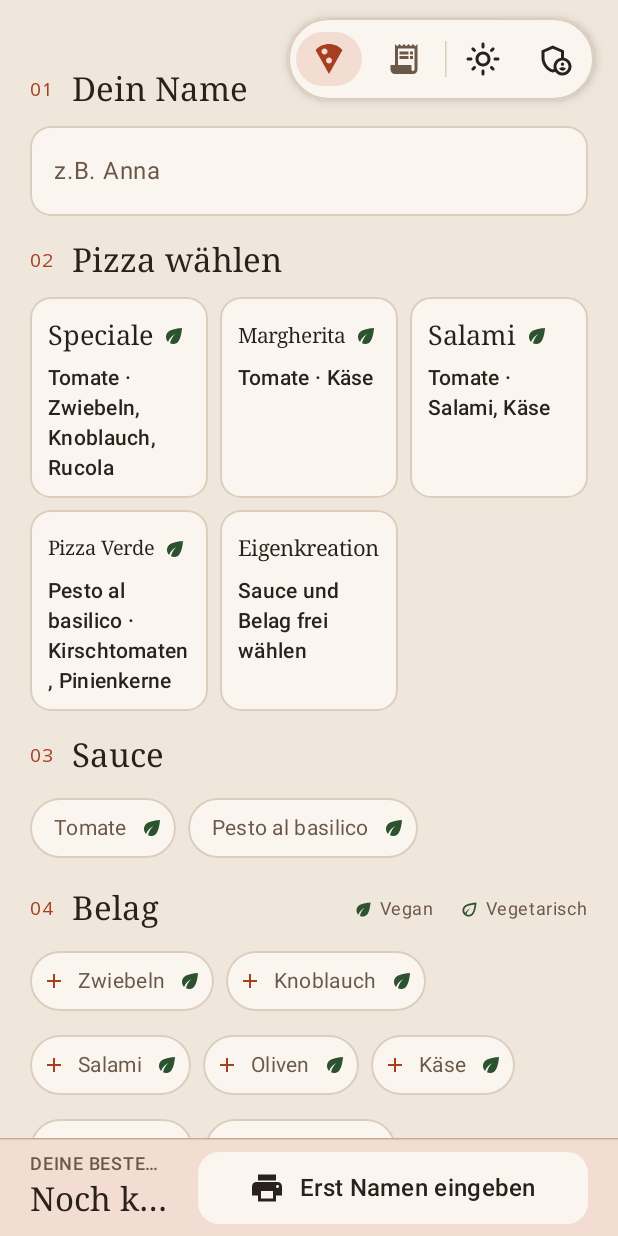
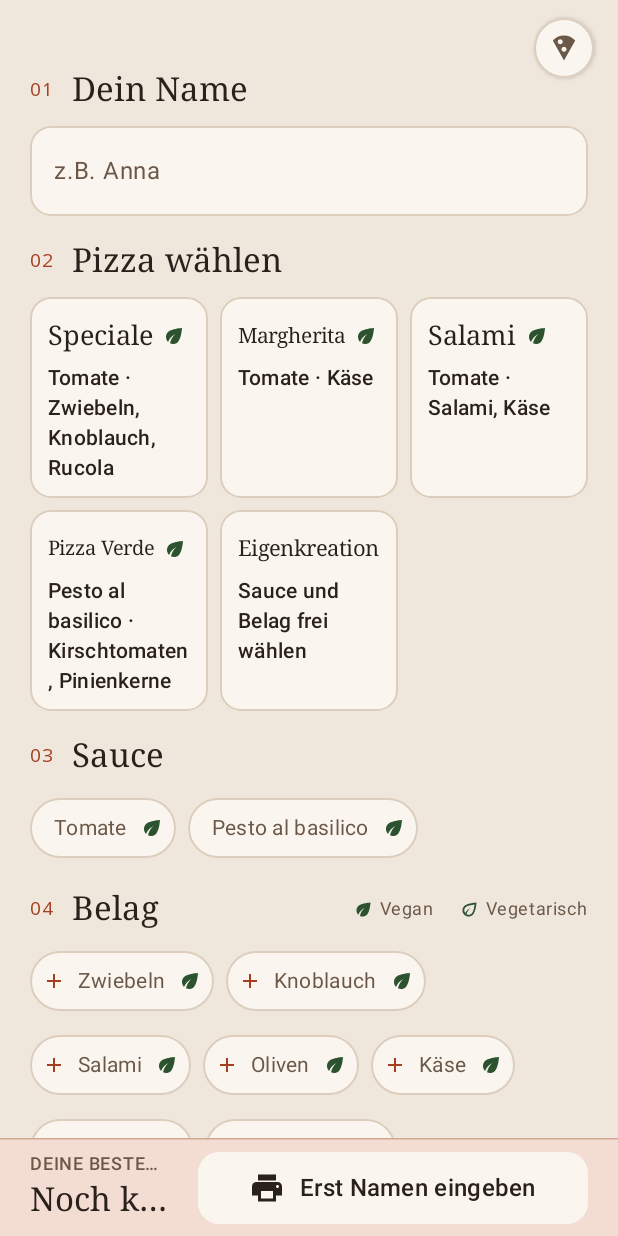
Before and after one commit to kaerbr/pizza-order, an Android app built with Jetpack Compose: the screen it shows after launch (MainActivity), on a phone screen of 412 x 824 dp. Run offline under Robolectric (Android 15) with nearby library versions, the phone set to English and light mode, and no system bars; libraries missing offline, so code that uses them is left out: com.dantsu.escposprinter; pictures from the network do not load.

Commit message:
feat: Seiten- und Einstellungsleiste als einklappbares Schnellmenü
Statt der dauerhaft sichtbaren Leiste sitzt oben rechts nur noch ein
kleiner, neutraler runder Knopf mit dem Icon der aktuellen Seite und
der Zahl offener Bestellungen als Badge. Ein Tippen klappt darunter
beschriftete Einträge im Stil eines FAB-Menüs auf: Bestellen,
Bestellungen, Aussehen, Admin-Panel. Nach einer Auswahl, bei einem
Tippen daneben oder nach 6 Sekunden klappt es wieder zu.

Eigenbau statt Material-FloatingActionButtonMenu, weil dieses nur nach
oben aufklappt und damit neben dem Bestellknopf landen würde.

Co-Authored-By: Claude Opus 5.5 <noreply@anthropic.com>
Claude-Session: https://claude.ai/code/session_01KSFfrpMrVTAPuhwNFp2JYS

```diff
--- a/app/src/main/java/io/github/kaerbr/pizzaorder/MainActivity.kt
+++ b/app/src/main/java/io/github/kaerbr/pizzaorder/MainActivity.kt
@@ -12,12 +12,20 @@ import androidx.activity.compose.setContent
 import androidx.activity.enableEdgeToEdge
 import androidx.activity.result.contract.ActivityResultContracts
 import androidx.activity.viewModels
+import androidx.compose.animation.AnimatedVisibility
+import androidx.compose.animation.Crossfade
+import androidx.compose.animation.expandVertically
+import androidx.compose.animation.fadeIn
+import androidx.compose.animation.fadeOut
+import androidx.compose.animation.shrinkVertically
 import androidx.compose.foundation.BorderStroke
 import androidx.compose.foundation.background
+import androidx.compose.foundation.clickable
 import androidx.compose.foundation.border
 import androidx.compose.foundation.isSystemInDarkTheme
 import androidx.compose.foundation.layout.Arrangement
 import androidx.compose.foundation.layout.Box
+import androidx.compose.foundation.layout.BoxScope
 import androidx.compose.foundation.layout.Column
 import androidx.compose.foundation.layout.Row
 import androidx.compose.foundation.layout.Spacer
@@ -34,6 +42,7 @@ import androidx.compose.foundation.shape.CircleShape
 import androidx.compose.foundation.shape.RoundedCornerShape
 import androidx.compose.material.icons.Icons
 import androidx.compose.material.icons.automirrored.filled.ReceiptLong
+import androidx.compose.material.icons.filled.Close
 import androidx.compose.material.icons.filled.Lock
 import androidx.compose.material.icons.filled.LocalPizza
 import androidx.compose.material.icons.outlined.AdminPanelSettings
@@ -44,7 +53,6 @@ import androidx.compose.material3.BadgedBox
 import androidx.compose.material3.Button
 import androidx.compose.material3.ExperimentalMaterial3Api
 import androidx.compose.material3.Icon
-import androidx.compose.material3.IconButton
 import androidx.compose.material3.MaterialTheme
 import androidx.compose.material3.Scaffold
 import androidx.compose.material3.SegmentedButton
@@ -59,7 +67,6 @@ import androidx.compose.material3.Text
 import androidx.compose.material3.TextButton
 import androidx.compose.material3.TopAppBar
 import androidx.compose.material3.TopAppBarDefaults
-import androidx.compose.material3.VerticalDivider
 import androidx.compose.runtime.Composable
 import androidx.compose.runtime.LaunchedEffect
 import androidx.compose.runtime.getValue
@@ -72,6 +79,8 @@ import androidx.compose.ui.Alignment
 import androidx.compose.ui.Modifier
 import androidx.compose.ui.draw.clip
 import androidx.compose.ui.graphics.Color
+import androidx.compose.ui.graphics.vector.ImageVector
+import androidx.compose.ui.text.font.FontWeight
 import androidx.compose.ui.platform.LocalContext
 import androidx.core.content.edit
 import androidx.core.view.WindowCompat
@@ -87,6 +96,7 @@ import io.github.kaerbr.pizzaorder.ui.PatternLock
 import io.github.kaerbr.pizzaorder.ui.SettingsScreen
 import io.github.kaerbr.pizzaorder.ui.theme.Palette
 import io.github.kaerbr.pizzaorder.ui.theme.PizzaTheme
+import kotlinx.coroutines.delay
 import kotlinx.coroutines.launch
 
 class MainActivity : ComponentActivity() {
@@ -213,8 +223,8 @@ private fun MainScaffold(
     val pendingCount = state.orders.count { !it.isDone() }
 
     // No app bars at all: on the 8.7" tablet every dp goes to the order form. Page switch and settings
-    // float top-right instead, above the content, which both pages push down to make room.
-    // Outside the pager so they stay put while the pages slide.
+    // hide behind a small round button top-right, above the content, which both pages push down to
+    // make room. Outside the pager so it stays put while the pages slide.
     Scaffold(
         snackbarHost = { SnackbarHost(snackbar) },
         containerColor = MaterialTheme.colorScheme.background,
@@ -237,50 +247,97 @@ private fun MainScaffold(
                     )
                 }
             }
+            QuickMenu(
+                currentPage = pagerState.currentPage,
+                pendingCount = pendingCount,
+                onSelectPage = { page -> scope.launch { pagerState.animateScrollToPage(page) } },
+                onOpenAppearance = onOpenAppearance,
+                onOpenSettings = onOpenSettings,
+            )
+        }
+    }
+}
+
+private val pageIcons = listOf(Icons.Default.LocalPizza, Icons.AutoMirrored.Filled.ReceiptLong)
+
+/**
+ * FAB-menu look, but top-right and opening downwards (Material's FloatingActionButtonMenu only opens
+ * upwards, which would put it next to the order button). Collapsed it's a small neutral button with the
+ * current page's icon and the pending count; any choice, a tap elsewhere or a few idle seconds close it.
+ */
+@Composable
+private fun BoxScope.QuickMenu(
+    currentPage: Int,
+    pendingCount: Int,
+    onSelectPage: (Int) -> Unit,
+    onOpenAppearance: () -> Unit,
+    onOpenSettings: () -> Unit,
+) {
+    var open by rememberSaveable { mutableStateOf(false) }
+    LaunchedEffect(open) { if (open) { delay(6_000); open = false } }
+    val colors = MaterialTheme.colorScheme
+
+    // Tap anywhere else closes the menu; it swallows that tap so nothing behind gets hit by accident.
+    if (open) Box(Modifier.matchParentSize().clickable(interactionSource = null, indication = null) { open = false })
+
+    Column(
+        Modifier.align(Alignment.TopEnd).padding(top = 12.dp, end = 16.dp),
+        horizontalAlignment = Alignment.End,
+        verticalArrangement = Arrangement.spacedBy(8.dp),
+    ) {
+        // Badge outside the Surface: the circle clips its content and would cut it off.
+        BadgedBox(badge = { if (!open && pendingCount > 0) Badge { Text("$pendingCount") } }) {
             Surface(
+                onClick = { open = !open },
                 shape = CircleShape,
-                color = MaterialTheme.colorScheme.surface,
-                border = BorderStroke(1.dp, MaterialTheme.colorScheme.outline),
-                shadowElevation = 4.dp,
-                modifier = Modifier.align(Alignment.TopEnd).padding(top = 12.dp, end = 16.dp),
+                color = if (open) colors.primaryContainer else colors.surface,
+                contentColor = if (open) colors.primary else colors.onSurfaceVariant,
+                border = BorderStroke(1.dp, colors.outline),
+                shadowElevation = 2.dp,
+                modifier = Modifier.size(40.dp),
             ) {
-                Row(Modifier.padding(start = 3.dp, end = 2.dp), verticalAlignment = Alignment.CenterVertically) {
-                    PageSwitch(pagerState.currentPage, pendingCount) { page -> scope.launch { pagerState.animateScrollToPage(page) } }
-                    VerticalDivider(Modifier.height(24.dp).padding(start = 3.dp))
-                    IconButton(onClick = onOpenAppearance) {
-                        Icon(Icons.Outlined.LightMode, contentDescription = "Aussehen")
-                    }
-                    IconButton(onClick = onOpenSettings) {
-                        Icon(Icons.Outlined.AdminPanelSettings, contentDescription = "Admin")
+                Box(contentAlignment = Alignment.Center) {
+                    Crossfade(open, label = "quickMenu") { isOpen ->
+                        if (isOpen) Icon(Icons.Default.Close, contentDescription = "Menü schließen", Modifier.size(20.dp))
+                        else Icon(pageIcons[currentPage], contentDescription = "Menü", Modifier.size(20.dp))
                     }
                 }
+            }
+        }
+        AnimatedVisibility(
+            open,
+            enter = fadeIn() + expandVertically(expandFrom = Alignment.Top),
+            exit = fadeOut() + shrinkVertically(shrinkTowards = Alignment.Top),
+        ) {
+            Column(horizontalAlignment = Alignment.End, verticalArrangement = Arrangement.spacedBy(8.dp)) {
+                listOf("Bestellen", "Bestellungen ($pendingCount)").forEachIndexed { page, label ->
+                    QuickMenuItem(pageIcons[page], label, selected = currentPage == page) { open = false; onSelectPage(page) }
+                }
+                QuickMenuItem(Icons.Outlined.LightMode, "Aussehen") { open = false; onOpenAppearance() }
+                QuickMenuItem(Icons.Outlined.AdminPanelSettings, "Admin-Panel") { open = false; onOpenSettings() }
             }
         }
     }
 }
 
-/** Two-segment switch between the order form and the order list; the list shows its pending count as a badge. */
 @Composable
-private fun PageSwitch(current: Int, pendingCount: Int, onSelect: (Int) -> Unit) {
+private fun QuickMenuItem(icon: ImageVector, label: String, selected: Boolean = false, onClick: () -> Unit) {
     val colors = MaterialTheme.colorScheme
-    Row(Modifier.padding(vertical = 3.dp), horizontalArrangement = Arrangement.spacedBy(2.dp)) {
-        listOf(
-            Icons.Default.LocalPizza to "Bestellen",
-            Icons.AutoMirrored.Filled.ReceiptLong to "Bestellungen ($pendingCount)",
-        ).forEachIndexed { page, (icon, label) ->
-            val selected = current == page
-            Surface(
-                onClick = { onSelect(page) },
-                shape = CircleShape,
-                color = if (selected) colors.primaryContainer else Color.Transparent,
-                contentColor = if (selected) colors.primary else colors.onSurfaceVariant,
-            ) {
-                Box(Modifier.size(width = 44.dp, height = 36.dp), contentAlignment = Alignment.Center) {
-                    BadgedBox(badge = { if (page == 1 && pendingCount > 0) Badge { Text("$pendingCount") } }) {
-                        Icon(icon, contentDescription = label)
-                    }
-                }
-            }
+    Surface(
+        onClick = onClick,
+        shape = CircleShape,
+        color = if (selected) colors.primaryContainer else colors.surface,
+        contentColor = if (selected) colors.primary else colors.onSurface,
+        border = BorderStroke(1.dp, if (selected) colors.primary else colors.outline),
+        shadowElevation = 3.dp,
+    ) {
+        Row(
+            Modifier.height(44.dp).padding(horizontal = 18.dp),
+            verticalAlignment = Alignment.CenterVertically,
+            horizontalArrangement = Arrangement.spacedBy(10.dp),
+        ) {
+            Icon(icon, null, Modifier.size(20.dp))
+            Text(label, style = MaterialTheme.typography.labelLarge, fontWeight = FontWeight.SemiBold)
         }
     }
 }
```
